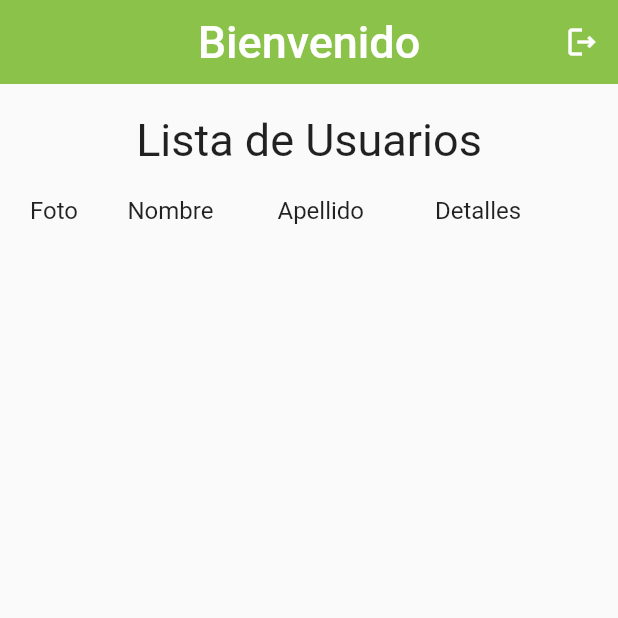
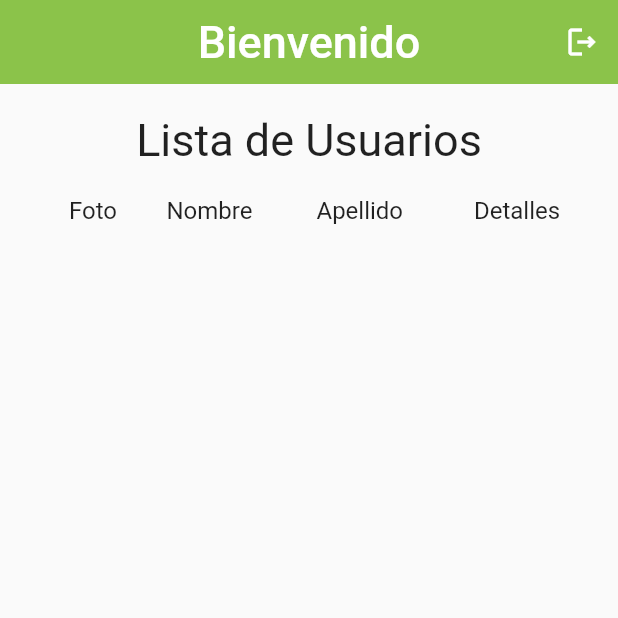
Before and after one commit to camonayc/Baguer-Technical-Test, a Flutter app: the HomeScreen screen opened by its route, on a phone screen of 412 x 824 dp, the top half of it. Run offline on Flutter 3.47's test engine with Material 2 defaults, Android fonts, the phone set to English and light mode, and no system bars; our stand-ins replace firebase_auth, firebase_core, get; accounts and stored records are empty.

Commit message:
final update

```diff
--- a/lib/screens/home_screen.dart
+++ b/lib/screens/home_screen.dart
@@ -47,6 +47,7 @@ class HomeScreen extends StatelessWidget {
             ),
             body: Center(
               child: Column(
+                crossAxisAlignment: CrossAxisAlignment.center,
                 children: [
                   Container(
                     padding: const EdgeInsets.only(top: 20, bottom: 10),
@@ -57,17 +58,12 @@ class HomeScreen extends StatelessWidget {
                   ),
                   Container(
                     padding: const EdgeInsets.only(
-                        bottom: 10, top: 10, left: 10, right: 10),
+                      bottom: 10,
+                      top: 10,
+                    ),
                     child: Row(
+                      mainAxisAlignment: MainAxisAlignment.center,
                       children: [
-                        // Container(
-                        //   margin: const EdgeInsets.only(left: 10),
-                        //   width: 30,
-                        //   child: const Text(
-                        //     "#",
-                        //     style: TextStyle(fontSize: 16),
-                        //   ),
-                        // ),
                         Container(
                           margin: const EdgeInsets.only(left: 10, right: 5),
                           width: 50,
@@ -107,22 +103,14 @@ class HomeScreen extends StatelessWidget {
                   ),
                   Container(
                     height: size.height - 200,
-                    margin: const EdgeInsets.only(top: 10, left: 10, right: 10),
+                    margin: const EdgeInsets.only(top: 10),
                     child: ListView.builder(
                         itemCount: users.length,
                         itemBuilder: (context, index) => Container(
                               padding: const EdgeInsets.only(bottom: 20),
                               child: Row(
+                                mainAxisAlignment: MainAxisAlignment.center,
                                 children: [
-                                  // Container(
-                                  //   width: 40,
-                                  //   padding: const EdgeInsets.only(left: 15),
-                                  //   margin: const EdgeInsets.only(right: 5),
-                                  //   child: Text(
-                                  //     "${index + 1}",
-                                  //     style: const TextStyle(fontSize: 16),
-                                  //   ),
-                                  // ),
                                   Container(
                                     height: 50,
                                     width: 50,
```
